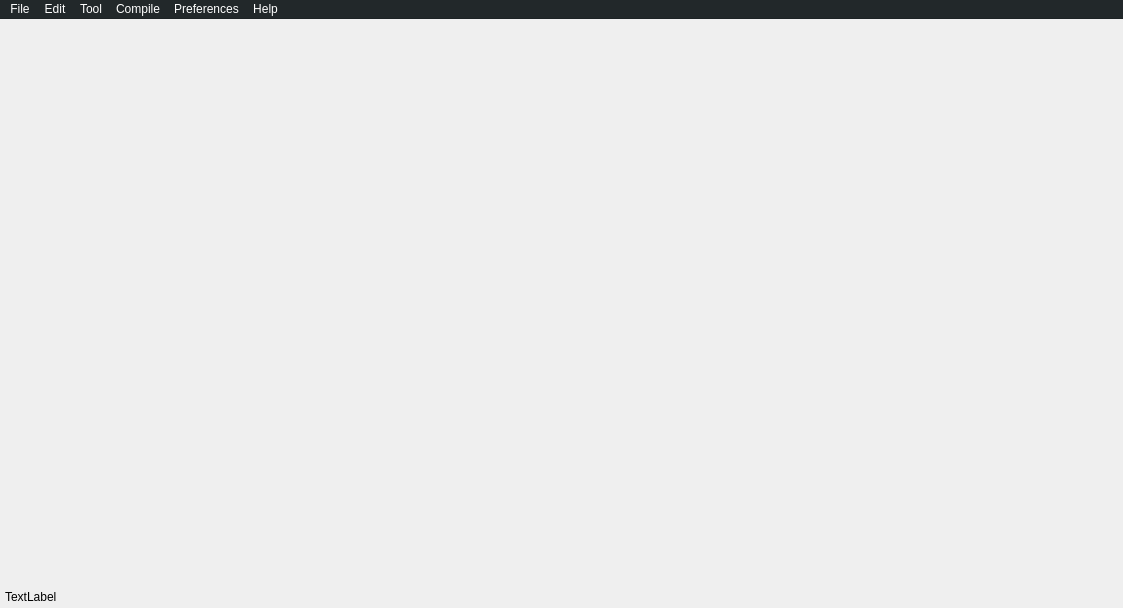
Above: ui/mainwindow.ui from enkerewpo/project-kakapos before the change. Below: the same form after it.
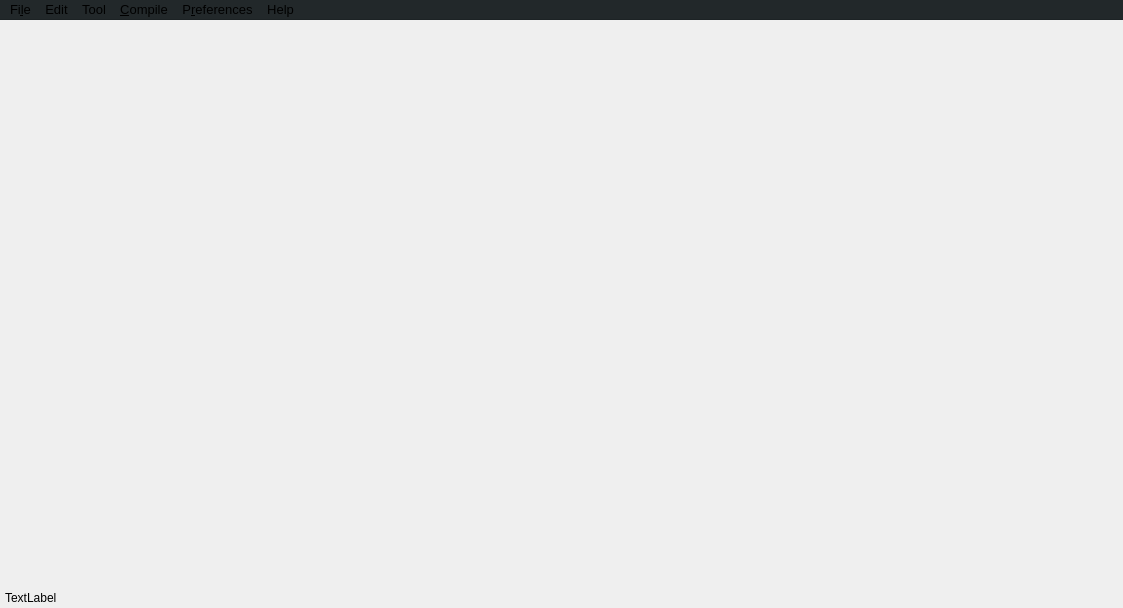
That is the form after the change. Icons and pictures are not drawn.

The edit to the form file:
```diff
--- a/ui/mainwindow.ui
+++ b/ui/mainwindow.ui
@@ -12,7 +12,7 @@
   </property>
   <property name="font">
    <font>
-    <family>Segoe UI</family>
+    <family>Helvetica Neue</family>
    </font>
   </property>
   <property name="acceptDrops">
@@ -25,19 +25,6 @@
    <iconset>
     <normaloff>../images/kakapos_ico.png</normaloff>../images/kakapos_ico.png</iconset>
   </property>
-  <property name="styleSheet">
-   <string notr="true">/*QWidget{
-background-color:rgb(34,40,42);
-color:white;
-}
-
-QMenubar:hover:pressed{color:red;}
-
-QPushButton{background-color:groove gray;color:white;border-radius:2px;border:1px white;border-style:outset}
-QPushButton:hover:pressed{background-color:white;color:rgb(45,45,45);}
-QPushButton:hover:!pressed{background-color:rgb(45,45,45);border-style:inset;} QPushButton{font-family:Segoe UI;}*/
-</string>
-  </property>
   <property name="documentMode">
    <bool>false</bool>
   </property>
@@ -54,9 +41,6 @@
       <height>20</height>
      </rect>
     </property>
-    <property name="styleSheet">
-     <string notr="true">font-family:Segoe UI;</string>
-    </property>
     <property name="text">
      <string>TextLabel</string>
     </property>
@@ -68,7 +52,7 @@
      <x>0</x>
      <y>0</y>
      <width>1123</width>
-     <height>20</height>
+     <height>28</height>
     </rect>
    </property>
    <property name="palette">
@@ -77,9 +61,9 @@
       <colorrole role="WindowText">
        <brush brushstyle="SolidPattern">
         <color alpha="255">
-         <red>255</red>
-         <green>255</green>
-         <blue>255</blue>
+         <red>0</red>
+         <green>0</green>
+         <blue>0</blue>
         </color>
        </brush>
       </colorrole>
@@ -95,18 +79,18 @@
       <colorrole role="Text">
        <brush brushstyle="SolidPattern">
         <color alpha="255">
-         <red>255</red>
-         <green>255</green>
-         <blue>255</blue>
+         <red>0</red>
+         <green>0</green>
+         <blue>0</blue>
         </color>
        </brush>
       </colorrole>
       <colorrole role="ButtonText">
        <brush brushstyle="SolidPattern">
         <color alpha="255">
-         <red>255</red>
-         <green>255</green>
-         <blue>255</blue>
+         <red>0</red>
+         <green>0</green>
+         <blue>0</blue>
         </color>
        </brush>
       </colorrole>
@@ -133,9 +117,9 @@
       <colorrole role="WindowText">
        <brush brushstyle="SolidPattern">
         <color alpha="255">
-         <red>255</red>
-         <green>255</green>
-         <blue>255</blue>
+         <red>0</red>
+         <green>0</green>
+         <blue>0</blue>
         </color>
        </brush>
       </colorrole>
@@ -151,18 +135,18 @@
       <colorrole role="Text">
        <brush brushstyle="SolidPattern">
         <color alpha="255">
-         <red>255</red>
-         <green>255</green>
-         <blue>255</blue>
+         <red>0</red>
+         <green>0</green>
+         <blue>0</blue>
         </color>
        </brush>
       </colorrole>
       <colorrole role="ButtonText">
        <brush brushstyle="SolidPattern">
         <color alpha="255">
-         <red>255</red>
-         <green>255</green>
-         <blue>255</blue>
+         <red>0</red>
+         <green>0</green>
+         <blue>0</blue>
         </color>
        </brush>
       </colorrole>
@@ -189,9 +173,9 @@
       <colorrole role="WindowText">
        <brush brushstyle="SolidPattern">
         <color alpha="255">
-         <red>255</red>
-         <green>255</green>
-         <blue>255</blue>
+         <red>0</red>
+         <green>0</green>
+         <blue>0</blue>
         </color>
        </brush>
       </colorrole>
@@ -207,18 +191,18 @@
       <colorrole role="Text">
        <brush brushstyle="SolidPattern">
         <color alpha="255">
-         <red>255</red>
-         <green>255</green>
-         <blue>255</blue>
+         <red>0</red>
+         <green>0</green>
+         <blue>0</blue>
         </color>
        </brush>
       </colorrole>
       <colorrole role="ButtonText">
        <brush brushstyle="SolidPattern">
         <color alpha="255">
-         <red>255</red>
-         <green>255</green>
-         <blue>255</blue>
+         <red>0</red>
+         <green>0</green>
+         <blue>0</blue>
         </color>
        </brush>
       </colorrole>
@@ -245,8 +229,8 @@
    </property>
    <property name="font">
     <font>
-     <family>Segoe UI</family>
-     <pointsize>9</pointsize>
+     <family>Helvetica Neue</family>
+     <pointsize>10</pointsize>
      <stylestrategy>PreferAntialias</stylestrategy>
     </font>
    </property>
@@ -257,25 +241,7 @@
     <enum>Qt::CustomContextMenu</enum>
    </property>
    <property name="styleSheet">
-    <string notr="true">/*
-color:rgb(255, 255, 255); 
-background-color: qlineargradient(x1:0, y1:0, x2:0, y2:1,
-stop:0 rgb(51, 185, 78), stop:1 rgb(70, 113, 63));
-
-item {
-     spacing: 3px; 
-     padding: 1px 4px;
-     background: transparent;
-     border-radius: 4px;
- }*/
-
-/*item:pressed {
-     background: #888888;
-}*/
-
-Qmenu{background-color:groove gray;color:white;border-radius:2px;border:1px white;border-style:outset}
-Qmenu:hover:pressed{background-color:white;color:rgb(45,45,45);}
-Qmenu:hover:!pressed{background-color:rgb(45,45,45);border-style:inset;} Qmenu{font-family:Segoe UI;}</string>
+    <string notr="true">color:black</string>
    </property>
    <property name="defaultUp">
     <bool>false</bool>
@@ -284,23 +250,12 @@
     <bool>true</bool>
    </property>
    <widget class="QMenu" name="menuHelp">
-    <property name="font">
-     <font>
-      <family>Segoe UI</family>
-     </font>
-    </property>
     <property name="title">
      <string>Help</string>
     </property>
     <addaction name="actionAbout"/>
    </widget>
    <widget class="QMenu" name="menuFile">
-    <property name="font">
-     <font>
-      <family>Segoe UI</family>
-      <stylestrategy>PreferAntialias</stylestrategy>
-     </font>
-    </property>
     <property name="autoFillBackground">
      <bool>false</bool>
     </property>
@@ -311,7 +266,7 @@
      <bool>false</bool>
     </property>
     <property name="title">
-     <string>File</string>
+     <string>Fi&amp;le</string>
     </property>
     <addaction name="actionNew"/>
     <addaction name="actionOpen_File"/>
@@ -321,7 +276,7 @@
    </widget>
    <widget class="QMenu" name="menuCompule">
     <property name="title">
-     <string>Compile</string>
+     <string>&amp;Compile</string>
     </property>
     <addaction name="separator"/>
     <addaction name="actionBuild"/>
@@ -348,7 +303,7 @@
    </widget>
    <widget class="QMenu" name="menuPreferences">
     <property name="title">
-     <string>Preferences</string>
+     <string>P&amp;references</string>
     </property>
     <addaction name="actionKakapos_settings"/>
     <addaction name="actionUser_settings"/>
```
Left out of the diff: 46 changed lines with no effect on the pictures.
